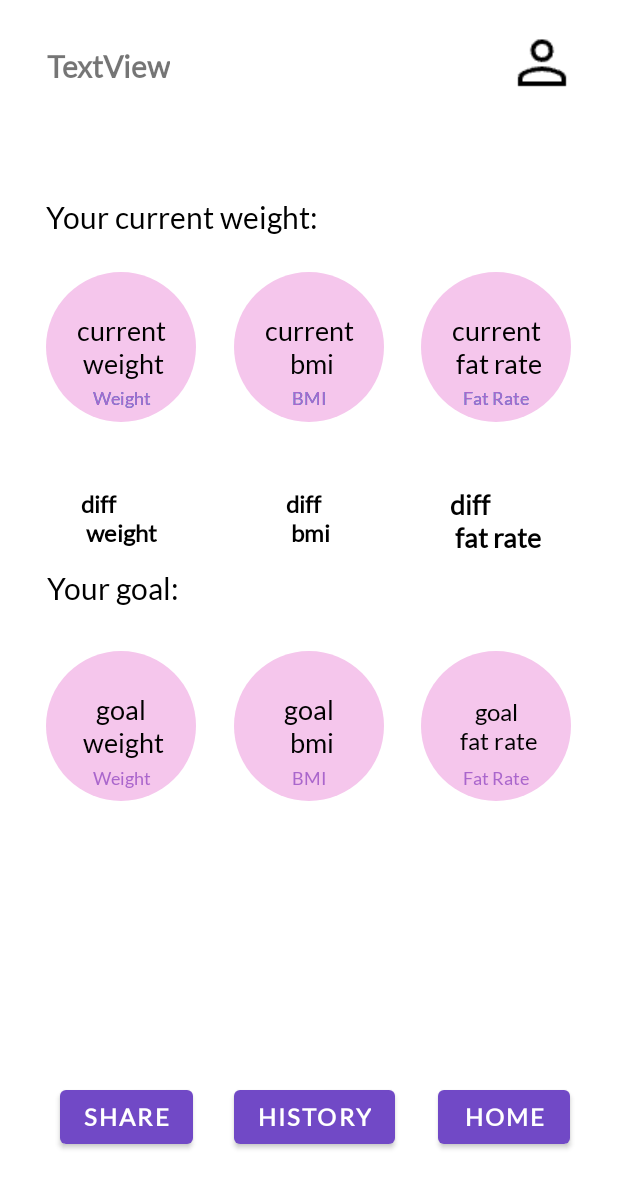
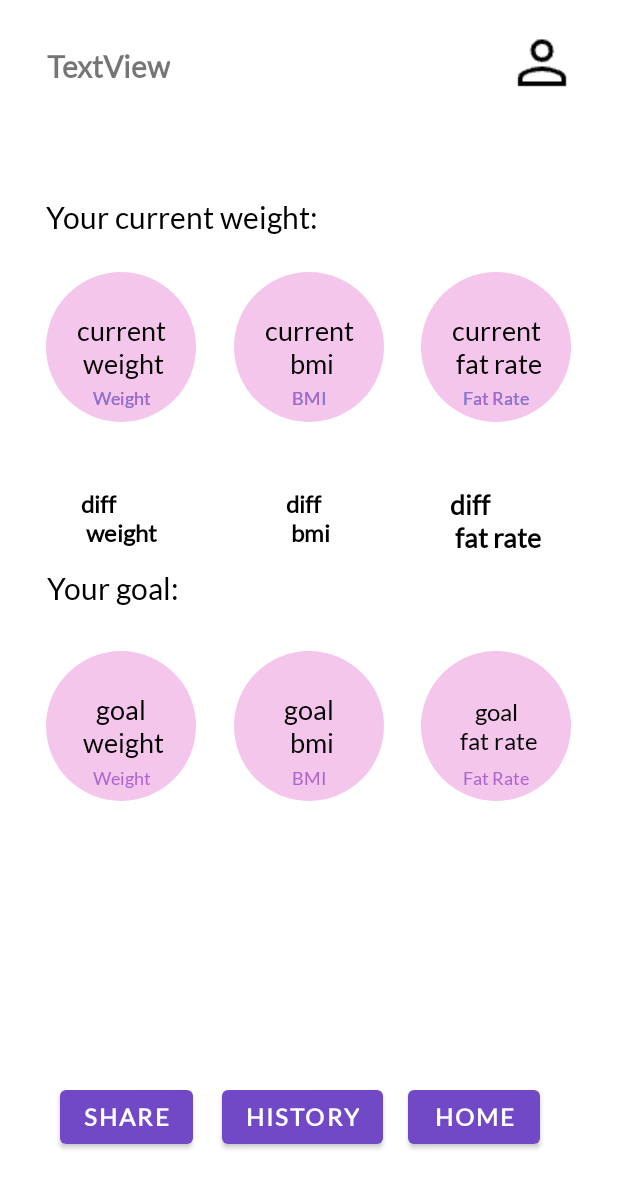
Before and after one commit to o-huang/FinalProjectCS5520, an Android app: the layout activity_user_display.xml on its own in the app's theme, with its tools: preview values and no code run, on a phone screen of 412 x 824 dp. Shown: the top 1188 px of the screen. Run offline under Robolectric (Android 15) with nearby library versions, the phone set to English and light mode, and no system bars.

Commit message:
adjust the button position

```diff
--- a/app/src/main/res/layout/activity_user_display.xml
+++ b/app/src/main/res/layout/activity_user_display.xml
@@ -211,7 +211,7 @@
         android:id="@+id/history_button"
         android:layout_width="0dp"
         android:layout_height="wrap_content"
-        android:layout_marginStart="156dp"
+        android:layout_marginStart="148dp"
         android:text="HISTORY"
         android:textAllCaps="false"
         android:textSize="16sp"
@@ -222,11 +222,12 @@
         app:layout_constraintTop_toTopOf="parent"
         app:layout_constraintVertical_bias="0.929" />
 
+
     <Button
         android:id="@+id/home_button"
         android:layout_width="0dp"
         android:layout_height="wrap_content"
-        android:layout_marginStart="292dp"
+        android:layout_marginStart="272dp"
         android:text="HOME"
         android:textAllCaps="false"
         android:textSize="16sp"
@@ -236,7 +237,6 @@
         app:layout_constraintStart_toStartOf="parent"
         app:layout_constraintTop_toTopOf="parent"
         app:layout_constraintVertical_bias="0.929" />
-
 
     <TextView
         android:layout_width="100dp"
```
